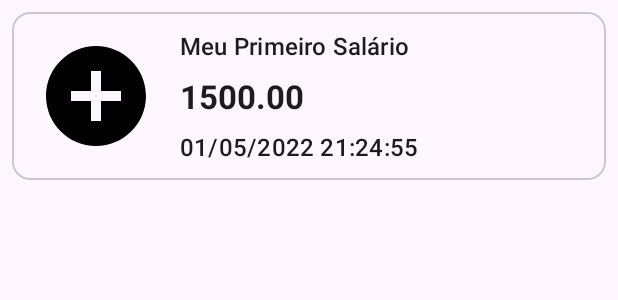
After one commit to carlospessin/bankline-android, an Android app: the layout bank_statement_item.xml on its own in the app's theme, with its tools: preview values and no code run, on a phone screen of 412 x 824 dp. The commit adds this screen. Shown: the top 300 px of the screen. Run offline under Robolectric (Android 15) with nearby library versions, the phone set to English and light mode, and no system bars.

Commit message:
add style to bank statement activity

```diff
--- a/app/build.gradle
+++ b/app/build.gradle
@@ -41,6 +41,7 @@ dependencies {
     implementation 'androidx.appcompat:appcompat:1.3.0'
     implementation  'com.google.android.material:material:1.6.0-alpha01'
     implementation 'androidx.constraintlayout:constraintlayout:2.0.4'
+    implementation 'androidx.swiperefreshlayout:swiperefreshlayout:1.1.0'
     testImplementation 'junit:junit:4.13.2'
     androidTestImplementation 'androidx.test.ext:junit:1.1.3'
     androidTestImplementation 'androidx.test.espresso:espresso-core:3.4.0'
--- /dev/null
+++ b/app/src/main/res/drawable/ic_money_in.xml
@@ -0,0 +1,5 @@
+<vector android:height="24dp" android:tint="#000000"
+    android:viewportHeight="24" android:viewportWidth="24"
+    android:width="24dp" xmlns:android="http://schemas.android.com/apk/res/android">
+    <path android:fillColor="@android:color/white" android:pathData="M12,2C6.48,2 2,6.48 2,12s4.48,10 10,10 10,-4.48 10,-10S17.52,2 12,2zM17,13h-4v4h-2v-4L7,13v-2h4L11,7h2v4h4v2z"/>
+</vector>
--- /dev/null
+++ b/app/src/main/res/drawable/ic_money_out.xml
@@ -0,0 +1,5 @@
+<vector android:height="24dp" android:tint="#000000"
+    android:viewportHeight="24" android:viewportWidth="24"
+    android:width="24dp" xmlns:android="http://schemas.android.com/apk/res/android">
+    <path android:fillColor="@android:color/white" android:pathData="M12,2C6.48,2 2,6.48 2,12s4.48,10 10,10 10,-4.48 10,-10S17.52,2 12,2zM17,13L7,13v-2h10v2z"/>
+</vector>
--- a/app/src/main/res/layout/activity_bank_statement.xml
+++ b/app/src/main/res/layout/activity_bank_statement.xml
@@ -6,4 +6,22 @@
     android:layout_height="match_parent"
     tools:context=".ui.statement.BankStatementActivity">
 
+    <!-- Reference: https://developer.android.com/jetpack/androidx/releases/swiperefreshlayout?hl=pt-br -->
+    <androidx.swiperefreshlayout.widget.SwipeRefreshLayout
+        android:id="@+id/srlBankStatement"
+        android:layout_width="0dp"
+        android:layout_height="0dp"
+        app:layout_constraintBottom_toBottomOf="parent"
+        app:layout_constraintEnd_toEndOf="parent"
+        app:layout_constraintStart_toStartOf="parent"
+        app:layout_constraintTop_toTopOf="parent">
+
+        <androidx.recyclerview.widget.RecyclerView
+            android:id="@+id/rvBankStatement"
+            android:layout_width="match_parent"
+            android:layout_height="match_parent"
+            tools:listitem="@layout/bank_statement_item" />
+
+    </androidx.swiperefreshlayout.widget.SwipeRefreshLayout>
+
 </androidx.constraintlayout.widget.ConstraintLayout>
--- /dev/null
+++ b/app/src/main/res/layout/bank_statement_item.xml
@@ -0,0 +1,65 @@
+<?xml version="1.0" encoding="utf-8"?>
+<com.google.android.material.card.MaterialCardView xmlns:android="http://schemas.android.com/apk/res/android"
+    xmlns:app="http://schemas.android.com/apk/res-auto"
+    xmlns:tools="http://schemas.android.com/tools"
+    android:layout_width="match_parent"
+    android:layout_height="wrap_content"
+    android:layout_margin="@dimen/margin_half_default">
+
+    <androidx.constraintlayout.widget.ConstraintLayout
+        android:layout_width="match_parent"
+        android:layout_height="match_parent">
+
+        <ImageView
+            android:id="@+id/ivIcon"
+            android:layout_width="80dp"
+            android:layout_height="80dp"
+            android:layout_margin="@dimen/margin_default"
+            app:layout_constraintBottom_toBottomOf="parent"
+            app:layout_constraintStart_toStartOf="parent"
+            app:layout_constraintTop_toTopOf="parent"
+            tools:src="@drawable/ic_money_in" />
+
+        <TextView
+            android:id="@+id/tvDescription"
+            android:layout_width="0dp"
+            android:layout_height="wrap_content"
+            android:layout_marginStart="@dimen/margin_default"
+            android:layout_marginEnd="@dimen/margin_default"
+            android:layout_marginBottom="@dimen/margin_half_default"
+            android:textAppearance="@style/TextAppearance.Material3.TitleMedium"
+            app:layout_constraintBottom_toTopOf="@+id/tvValue"
+            app:layout_constraintEnd_toEndOf="parent"
+            app:layout_constraintStart_toEndOf="@+id/ivIcon"
+            tools:text="Meu Primeiro Salário" />
+
+        <TextView
+            android:id="@+id/tvValue"
+            android:layout_width="0dp"
+            android:layout_height="wrap_content"
+            android:layout_marginStart="@dimen/margin_default"
+            android:layout_marginEnd="@dimen/margin_default"
+            android:textAppearance="@style/TextAppearance.Material3.TitleLarge"
+            android:textStyle="bold"
+            app:layout_constraintBottom_toBottomOf="@+id/ivIcon"
+            app:layout_constraintEnd_toEndOf="parent"
+            app:layout_constraintStart_toEndOf="@+id/ivIcon"
+            app:layout_constraintTop_toTopOf="@+id/ivIcon"
+            tools:text="1500.00" />
+
+        <TextView
+            android:id="@+id/tvDatetime"
+            android:layout_width="0dp"
+            android:layout_height="wrap_content"
+            android:layout_marginStart="@dimen/margin_default"
+            android:layout_marginTop="@dimen/margin_half_default"
+            android:layout_marginEnd="@dimen/margin_default"
+            android:textAppearance="@style/TextAppearance.Material3.TitleMedium"
+            app:layout_constraintEnd_toEndOf="parent"
+            app:layout_constraintStart_toEndOf="@+id/ivIcon"
+            app:layout_constraintTop_toBottomOf="@+id/tvValue"
+            tools:text="01/05/2022 21:24:55" />
+
+    </androidx.constraintlayout.widget.ConstraintLayout>
+
+</com.google.android.material.card.MaterialCardView>
--- a/app/src/main/res/values/dimens.xml
+++ b/app/src/main/res/values/dimens.xml
@@ -1,4 +1,5 @@
 <?xml version="1.0" encoding="utf-8"?>
 <resources>
     <dimen name="margin_default">16dp</dimen>
+    <dimen name="margin_half_default">8dp</dimen>
 </resources>
```
